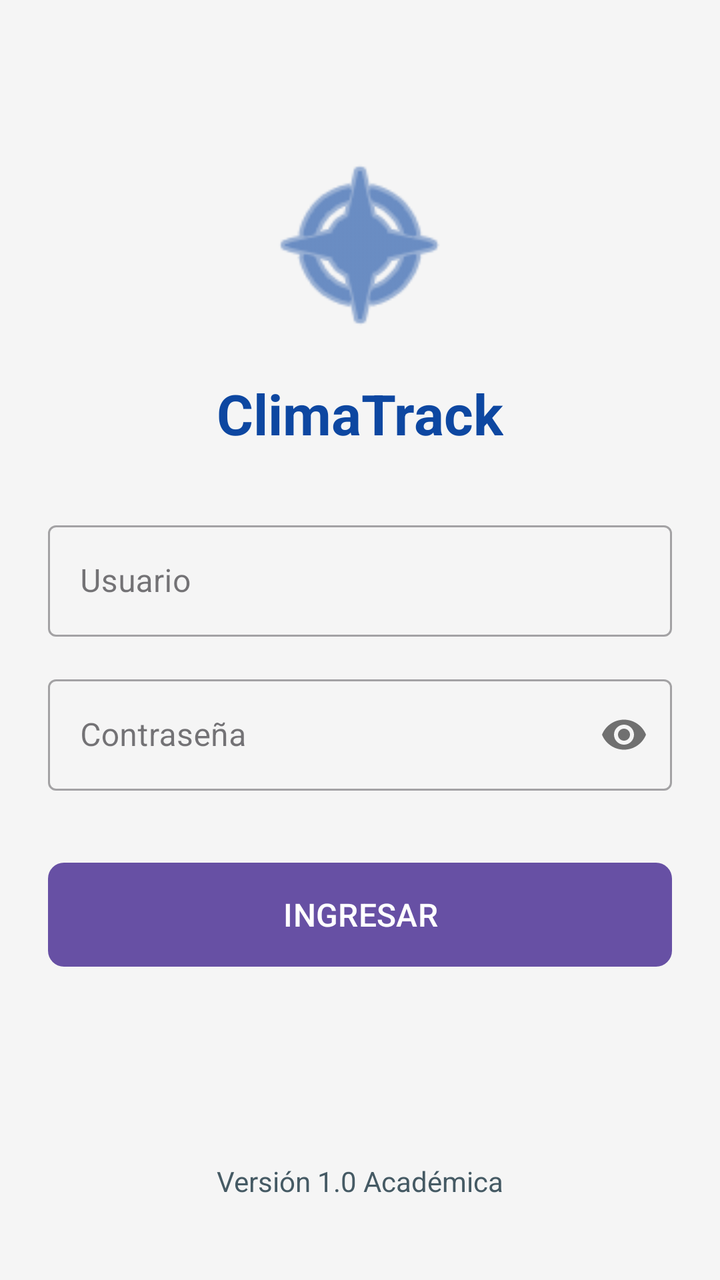
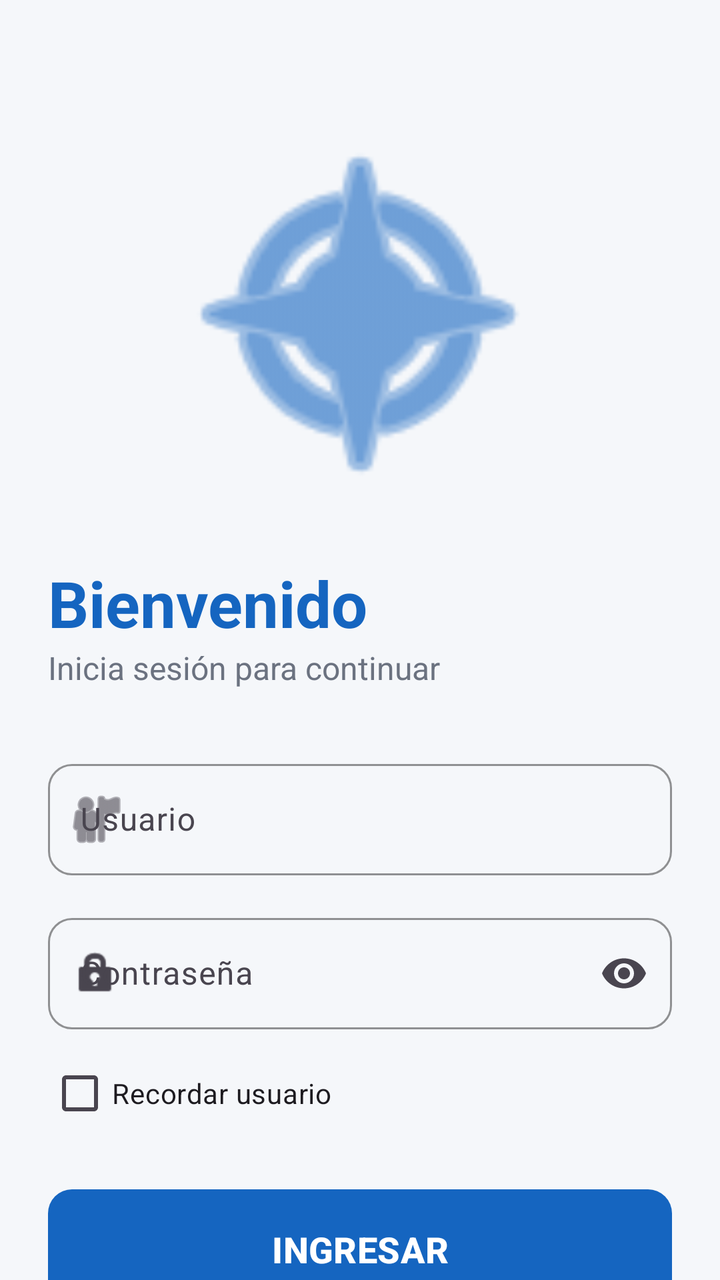

Two renders of the same Android screen: before a commit and after it. Below are the layout's source before the change and the commit's diff.
<!-- AndroidManifest.xml: application theme Theme.ClimaTrack -->
<!-- res/layout/activity_login.xml -->
<?xml version="1.0" encoding="utf-8"?>
<androidx.constraintlayout.widget.ConstraintLayout xmlns:android="http://schemas.android.com/apk/res/android"
    xmlns:app="http://schemas.android.com/apk/res-auto"
    android:layout_width="match_parent"
    android:layout_height="match_parent"
    android:padding="24dp"
    android:background="@color/background">

    <ImageView
        android:id="@+id/imgLogo"
        android:layout_width="100dp"
        android:layout_height="100dp"
        android:layout_marginTop="48dp"
        android:src="@android:drawable/ic_menu_compass"
        app:tint="@color/primary"
        app:layout_constraintEnd_toEndOf="parent"
        app:layout_constraintStart_toStartOf="parent"
        app:layout_constraintTop_toTopOf="parent" />

    <TextView
        android:id="@+id/tvTitle"
        android:layout_width="wrap_content"
        android:layout_height="wrap_content"
        android:layout_marginTop="16dp"
        android:text="@string/app_name"
        android:textColor="@color/primary"
        android:textSize="28sp"
        android:textStyle="bold"
        app:layout_constraintEnd_toEndOf="parent"
        app:layout_constraintStart_toStartOf="parent"
        app:layout_constraintTop_toBottomOf="@id/imgLogo" />

    <com.google.android.material.textfield.TextInputLayout
        android:id="@+id/tilUser"
        style="@style/Widget.MaterialComponents.TextInputLayout.OutlinedBox"
        android:layout_width="match_parent"
        android:layout_height="wrap_content"
        android:layout_marginTop="32dp"
        android:hint="@string/username_hint"
        app:layout_constraintTop_toBottomOf="@id/tvTitle">

        <com.google.android.material.textfield.TextInputEditText
            android:id="@+id/etUser"
            android:layout_width="match_parent"
            android:layout_height="wrap_content"
            android:inputType="text" />
    </com.google.android.material.textfield.TextInputLayout>

    <com.google.android.material.textfield.TextInputLayout
        android:id="@+id/tilPassword"
        style="@style/Widget.MaterialComponents.TextInputLayout.OutlinedBox"
        android:layout_width="match_parent"
        android:layout_height="wrap_content"
        android:layout_marginTop="16dp"
        android:hint="@string/password_hint"
        app:passwordToggleEnabled="true"
        app:layout_constraintTop_toBottomOf="@id/tilUser">

        <com.google.android.material.textfield.TextInputEditText
            android:id="@+id/etPassword"
            android:layout_width="match_parent"
            android:layout_height="wrap_content"
            android:inputType="textPassword" />
    </com.google.android.material.textfield.TextInputLayout>

    <com.google.android.material.button.MaterialButton
        android:id="@+id/btnLogin"
        android:layout_width="match_parent"
        android:layout_height="60dp"
        android:layout_marginTop="32dp"
        android:text="@string/login_button"
        android:textAllCaps="true"
        android:textSize="16sp"
        app:layout_constraintTop_toBottomOf="@id/tilPassword"
        app:cornerRadius="8dp" />

    <TextView
        android:layout_width="wrap_content"
        android:layout_height="wrap_content"
        android:layout_marginBottom="16dp"
        android:text="Versión 1.0 Académica"
        android:textColor="@color/secondary"
        app:layout_constraintBottom_toBottomOf="parent"
        app:layout_constraintEnd_toEndOf="parent"
        app:layout_constraintStart_toStartOf="parent" />

</androidx.constraintlayout.widget.ConstraintLayout>
<!-- resources referenced by this layout -->
<resources>
  <color name="background">#F5F5F5</color>
  <color name="primary">#0D47A1</color>
  <color name="secondary">#455A64</color>
  <string name="app_name">ClimaTrack</string>
  <string name="login_button">Ingresar</string>
  <string name="password_hint">Contraseña</string>
  <string name="username_hint">Usuario</string>
  <style name="Theme.ClimaTrack" parent="Base.Theme.ClimaTrack" />
  <style name="Base.Theme.ClimaTrack" parent="Theme.Material3.DayNight.NoActionBar">
          
          
      </style>
</resources>

<!-- the commit's change to res/layout/activity_login.xml (unified diff, before → after) -->
@@ -1,87 +1,111 @@
 <?xml version="1.0" encoding="utf-8"?>
-<androidx.constraintlayout.widget.ConstraintLayout xmlns:android="http://schemas.android.com/apk/res/android"
+<androidx.core.widget.NestedScrollView xmlns:android="http://schemas.android.com/apk/res/android"
     xmlns:app="http://schemas.android.com/apk/res-auto"
     android:layout_width="match_parent"
     android:layout_height="match_parent"
-    android:padding="24dp"
-    android:background="@color/background">
+    android:fillViewport="true"
+    android:background="@color/md_theme_light_background">
 
-    <ImageView
-        android:id="@+id/imgLogo"
-        android:layout_width="100dp"
-        android:layout_height="100dp"
-        android:layout_marginTop="48dp"
-        android:src="@android:drawable/ic_menu_compass"
-        app:tint="@color/primary"
-        app:layout_constraintEnd_toEndOf="parent"
-        app:layout_constraintStart_toStartOf="parent"
-        app:layout_constraintTop_toTopOf="parent" />
-
-    <TextView
-        android:id="@+id/tvTitle"
-        android:layout_width="wrap_content"
-        android:layout_height="wrap_content"
-        android:layout_marginTop="16dp"
-        android:text="@string/app_name"
-        android:textColor="@color/primary"
-        android:textSize="28sp"
-        android:textStyle="bold"
-        app:layout_constraintEnd_toEndOf="parent"
-        app:layout_constraintStart_toStartOf="parent"
-        app:layout_constraintTop_toBottomOf="@id/imgLogo" />
-
-    <com.google.android.material.textfield.TextInputLayout
-        android:id="@+id/tilUser"
-        style="@style/Widget.MaterialComponents.TextInputLayout.OutlinedBox"
+    <androidx.constraintlayout.widget.ConstraintLayout
         android:layout_width="match_parent"
         android:layout_height="wrap_content"
-        android:layout_marginTop="32dp"
-        android:hint="@string/username_hint"
-        app:layout_constraintTop_toBottomOf="@id/tvTitle">
+        android:padding="24dp">
 
-        <com.google.android.material.textfield.TextInputEditText
-            android:id="@+id/etUser"
+        <ImageView
+            android:id="@+id/imgLogin"
+            android:layout_width="200dp"
+            android:layout_height="200dp"
+            android:layout_marginTop="32dp"
+            android:src="@android:drawable/ic_menu_compass"
+            app:tint="@color/md_theme_light_primary"
+            app:layout_constraintEnd_toEndOf="parent"
+            app:layout_constraintStart_toStartOf="parent"
+            app:layout_constraintTop_toTopOf="parent" />
+
+        <TextView
+            android:id="@+id/tvWelcome"
+            android:layout_width="wrap_content"
+            android:layout_height="wrap_content"
+            android:layout_marginTop="24dp"
+            android:text="Bienvenido"
+            android:textColor="@color/md_theme_light_primary"
+            android:textSize="32sp"
+            android:textStyle="bold"
+            app:layout_constraintStart_toStartOf="parent"
+            app:layout_constraintTop_toBottomOf="@id/imgLogin" />
+
+        <TextView
+            android:id="@+id/tvLoginInfo"
+            android:layout_width="wrap_content"
+            android:layout_height="wrap_content"
+            android:text="Inicia sesión para continuar"
+            android:textColor="@color/text_secondary"
+            android:textSize="16sp"
+            app:layout_constraintStart_toStartOf="parent"
+            app:layout_constraintTop_toBottomOf="@id/tvWelcome" />
+
+        <com.google.android.material.textfield.TextInputLayout
+            android:id="@+id/tilUser"
             android:layout_width="match_parent"
             android:layout_height="wrap_content"
-            android:inputType="text" />
-    </com.google.android.material.textfield.TextInputLayout>
+            android:layout_marginTop="32dp"
+            android:hint="@string/username_hint"
+            app:startIconDrawable="@android:drawable/ic_menu_myplaces"
+            app:layout_constraintTop_toBottomOf="@id/tvLoginInfo">
 
-    <com.google.android.material.textfield.TextInputLayout
-        android:id="@+id/tilPassword"
-        style="@style/Widget.MaterialComponents.TextInputLayout.OutlinedBox"
-        android:layout_width="match_parent"
-        android:layout_height="wrap_content"
-        android:layout_marginTop="16dp"
-        android:hint="@string/password_hint"
-        app:passwordToggleEnabled="true"
-        app:layout_constraintTop_toBottomOf="@id/tilUser">
+            <com.google.android.material.textfield.TextInputEditText
+                android:id="@+id/etUser"
+                android:layout_width="match_parent"
+                android:layout_height="wrap_content"
+                android:inputType="text" />
+        </com.google.android.material.textfield.TextInputLayout>
 
-        <com.google.android.material.textfield.TextInputEditText
-            android:id="@+id/etPassword"
+        <com.google.android.material.textfield.TextInputLayout
+            android:id="@+id/tilPassword"
             android:layout_width="match_parent"
             android:layout_height="wrap_content"
-            android:inputType="textPassword" />
-    </com.google.android.material.textfield.TextInputLayout>
+            android:layout_marginTop="16dp"
+            android:hint="@string/password_hint"
+            app:endIconMode="password_toggle"
+            app:startIconDrawable="@android:drawable/ic_lock_idle_lock"
+            app:layout_constraintTop_toBottomOf="@id/tilUser">
 
-    <com.google.android.material.button.MaterialButton
-        android:id="@+id/btnLogin"
-        android:layout_width="match_parent"
-        android:layout_height="60dp"
-        android:layout_marginTop="32dp"
-        android:text="@string/login_button"
-        android:textAllCaps="true"
-        android:textSize="16sp"
-        app:layout_constraintTop_toBottomOf="@id/tilPassword"
-        app:cornerRadius="8dp" />
+            <com.google.android.material.textfield.TextInputEditText
+                android:id="@+id/etPassword"
+                android:layout_width="match_parent"
+                android:layout_height="wrap_content"
+                android:inputType="textPassword" />
+        </com.google.android.material.textfield.TextInputLayout>
 
-    <TextView
-        android:layout_width="wrap_content"
-        android:layout_height="wrap_content"
-        android:layout_marginBottom="16dp"
-        android:text="Versión 1.0 Académica"
-        android:textColor="@color/secondary"
-        app:layout_constraintBottom_toBottomOf="parent"
-        app:layout_constraintEnd_toEndOf="parent"
-        app:layout_constraintStart_toStartOf="parent" />
+        <com.google.android.material.checkbox.MaterialCheckBox
+            android:id="@+id/cbRemember"
+            android:layout_width="wrap_content"
+            android:layout_height="wrap_content"
+            android:layout_marginTop="8dp"
+            android:text="Recordar usuario"
+            app:layout_constraintStart_toStartOf="parent"
+            app:layout_constraintTop_toBottomOf="@id/tilPassword" />
 
-</androidx.constraintlayout.widget.ConstraintLayout>
+        <com.google.android.material.button.MaterialButton
+            android:id="@+id/btnLogin"
+            android:layout_width="match_parent"
+            android:layout_height="60dp"
+            android:layout_marginTop="24dp"
+            android:text="INGRESAR"
+            android:textSize="18sp"
+            android:textStyle="bold"
+            app:layout_constraintTop_toBottomOf="@id/cbRemember" />
+
+        <TextView
+            android:id="@+id/tvForgotPass"
+            android:layout_width="wrap_content"
+            android:layout_height="wrap_content"
+            android:layout_marginTop="16dp"
+            android:text="¿Olvidaste tu contraseña?"
+            android:textColor="@color/md_theme_light_primary"
+            app:layout_constraintEnd_toEndOf="parent"
+            app:layout_constraintStart_toStartOf="parent"
+            app:layout_constraintTop_toBottomOf="@id/btnLogin" />
+
+    </androidx.constraintlayout.widget.ConstraintLayout>
+</androidx.core.widget.NestedScrollView>
<!-- resource entries referenced after the edit -->
@@ -1,16 +1,53 @@
 <!-- resources referenced by this layout -->
 <resources>
-  <color name="background">#F5F5F5</color>
-  <color name="primary">#0D47A1</color>
-  <color name="secondary">#455A64</color>
-  <string name="app_name">ClimaTrack</string>
-  <string name="login_button">Ingresar</string>
+  <color name="md_theme_light_background">#F5F7FA</color>
+  <color name="md_theme_light_primary">#1565C0</color>
+  <color name="text_secondary">#6B7280</color>
   <string name="password_hint">Contraseña</string>
   <string name="username_hint">Usuario</string>
   <style name="Theme.ClimaTrack" parent="Base.Theme.ClimaTrack" />
   <style name="Base.Theme.ClimaTrack" parent="Theme.Material3.DayNight.NoActionBar">
           
+          <item name="colorPrimary">@color/md_theme_light_primary</item>
+          <item name="colorOnPrimary">@color/md_theme_light_onPrimary</item>
+          <item name="colorPrimaryContainer">@color/md_theme_light_primaryContainer</item>
+          <item name="colorOnPrimaryContainer">@color/md_theme_light_onPrimaryContainer</item>
+  
+          <item name="colorSecondary">@color/md_theme_light_secondary</item>
+          <item name="colorOnSecondary">@color/md_theme_light_onSecondary</item>
+  
+          <item name="android:windowBackground">@color/md_theme_light_background</item>
+          <item name="colorSurface">@color/md_theme_light_surface</item>
+          <item name="colorOnSurface">@color/md_theme_light_onSurface</item>
+  
           
+          <item name="materialCardViewStyle">@style/Widget.ClimaTrack.CardView</item>
+          <item name="materialButtonStyle">@style/Widget.ClimaTrack.Button</item>
+          <item name="textInputStyle">@style/Widget.ClimaTrack.TextInputLayout</item>
+      </style>
+  <color name="md_theme_light_onPrimary">#FFFFFF</color>
+  <color name="md_theme_light_primaryContainer">#E3F2FD</color>
+  <color name="md_theme_light_onPrimaryContainer">#001B3D</color>
+  <color name="md_theme_light_secondary">#455A64</color>
+  <color name="md_theme_light_onSecondary">#FFFFFF</color>
+  <color name="md_theme_light_surface">#FFFFFF</color>
+  <color name="md_theme_light_onSurface">#1A1C1E</color>
+  <style name="Widget.ClimaTrack.CardView" parent="Widget.Material3.CardView.Elevated">
+          <item name="cardCornerRadius">16dp</item>
+          <item name="cardElevation">2dp</item>
+          <item name="android:layout_margin">8dp</item>
+      </style>
+  <style name="Widget.ClimaTrack.Button" parent="Widget.Material3.Button">
+          <item name="cornerRadius">12dp</item>
+          <item name="android:insetTop">0dp</item>
+          <item name="android:insetBottom">0dp</item>
+      </style>
+  <style name="Widget.ClimaTrack.TextInputLayout" parent="Widget.Material3.TextInputLayout.OutlinedBox">
+          <item name="boxCornerRadiusTopStart">12dp</item>
+          <item name="boxCornerRadiusTopEnd">12dp</item>
+          <item name="boxCornerRadiusBottomStart">12dp</item>
+          <item name="boxCornerRadiusBottomEnd">12dp</item>
+          <item name="boxStrokeColor">@color/md_theme_light_primary</item>
       </style>
 </resources>
 
